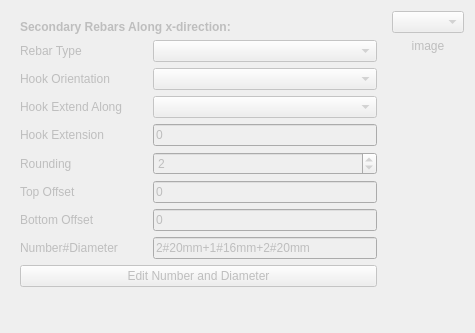
Old version of the form ColumnReinforcement/SecXDirRebars.ui in the repository amrit3701/FreeCAD-Reinforcement.
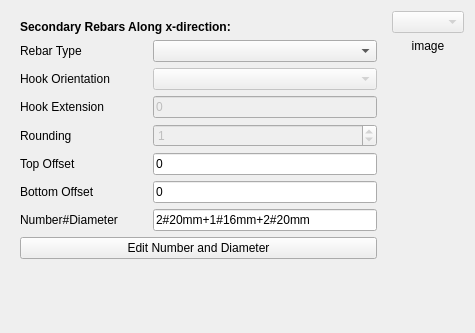
New version of the form. Custom widgets are drawn as their Qt base class.

Commit message:
Create secondary rebars
Changes:
- Create secondary rebars along xdir and ydir
- Removed property hook_extend_along from ui related to xdir and ydir
rebars

```diff
--- a/ColumnReinforcement/SecXDirRebars.ui
+++ b/ColumnReinforcement/SecXDirRebars.ui
@@ -3,7 +3,7 @@
  <class>Form</class>
  <widget class="QWidget" name="Form">
   <property name="enabled">
-   <bool>false</bool>
+   <bool>true</bool>
   </property>
   <property name="geometry">
    <rect>
@@ -19,6 +19,9 @@
   <layout class="QGridLayout" name="gridLayout" columnstretch="1,0">
    <item row="0" column="0">
     <widget class="QWidget" name="xdir_rebars_dataWidget" native="true">
+     <property name="enabled">
+      <bool>true</bool>
+     </property>
      <layout class="QFormLayout" name="formLayout">
       <item row="0" column="0" colspan="2">
        <widget class="QLabel" name="xdir_rebars_heading">
@@ -70,26 +73,57 @@
        </widget>
       </item>
       <item row="2" column="1">
-       <widget class="Gui::PrefComboBox" name="xdir_rebars_hookOrientation"/>
+       <widget class="Gui::PrefComboBox" name="xdir_rebars_hookOrientation">
+        <property name="enabled">
+         <bool>false</bool>
+        </property>
+       </widget>
       </item>
       <item row="3" column="0">
-       <widget class="QLabel" name="xdir_rebars_hookExtendAlongLabel">
+       <widget class="QLabel" name="xdir_rebars_hookExtensionLabel">
         <property name="text">
-         <string>Hook Extend Along</string>
+         <string>Hook Extension</string>
         </property>
        </widget>
       </item>
       <item row="3" column="1">
-       <widget class="Gui::PrefComboBox" name="xdir_rebars_hookExtendAlong"/>
+       <widget class="Gui::InputField" name="xdir_rebars_hookExtension">
+        <property name="enabled">
+         <bool>false</bool>
+        </property>
+        <property name="text">
+         <string>0 </string>
+        </property>
+        <property name="unit" stdset="0">
+         <string notr="true"/>
+        </property>
+       </widget>
       </item>
-      <item row="6" column="0">
+      <item row="4" column="0">
+       <widget class="QLabel" name="xdir_rebars_LRebarRoundingLabel">
+        <property name="text">
+         <string>Rounding</string>
+        </property>
+       </widget>
+      </item>
+      <item row="4" column="1">
+       <widget class="Gui::PrefSpinBox" name="xdir_rebars_rounding">
+        <property name="enabled">
+         <bool>false</bool>
+        </property>
+        <property name="value">
+         <number>1</number>
+        </property>
+       </widget>
+      </item>
+      <item row="5" column="0">
        <widget class="QLabel" name="xdir_rebars_topOffsetLabel">
         <property name="text">
          <string>Top Offset</string>
         </property>
        </widget>
       </item>
-      <item row="6" column="1">
+      <item row="5" column="1">
        <widget class="Gui::InputField" name="xdir_rebars_topOffset">
         <property name="text">
          <string>0 </string>
@@ -99,14 +133,14 @@
         </property>
        </widget>
       </item>
-      <item row="7" column="0">
+      <item row="6" column="0">
        <widget class="QLabel" name="xdir_rebars_bottomOffsetLabel">
         <property name="text">
          <string>Bottom Offset</string>
         </property>
        </widget>
       </item>
-      <item row="7" column="1">
+      <item row="6" column="1">
        <widget class="Gui::InputField" name="xdir_rebars_bottomOffset">
         <property name="text">
          <string>0 </string>
@@ -116,17 +150,17 @@
         </property>
        </widget>
       </item>
-      <item row="8" column="0">
+      <item row="7" column="0">
        <widget class="QLabel" name="xdir_rebars_numberDiameterLabel">
         <property name="text">
          <string>Number#Diameter</string>
         </property>
        </widget>
       </item>
-      <item row="8" column="1">
+      <item row="7" column="1">
        <widget class="Gui::PrefLineEdit" name="xdir_rebars_numberDiameter">
         <property name="enabled">
-         <bool>false</bool>
+         <bool>true</bool>
         </property>
         <property name="focusPolicy">
          <enum>Qt::StrongFocus</enum>
@@ -136,44 +170,13 @@
         </property>
        </widget>
       </item>
-      <item row="9" column="0" colspan="2">
+      <item row="8" column="0" colspan="2">
        <widget class="QPushButton" name="xdir_rebars_editNumberDiameter">
         <property name="text">
          <string>Edit Number and Diameter</string>
         </property>
        </widget>
       </item>
-      <item row="4" column="0">
-       <widget class="QLabel" name="xdir_rebars_hookExtensionLabel">
-        <property name="text">
-         <string>Hook Extension</string>
-        </property>
-       </widget>
-      </item>
-      <item row="4" column="1">
-       <widget class="Gui::InputField" name="xdir_rebars_hookExtension">
-        <property name="text">
-         <string>0 </string>
-        </property>
-        <property name="unit" stdset="0">
-         <string notr="true"/>
-        </property>
-       </widget>
-      </item>
-      <item row="5" column="0">
-       <widget class="QLabel" name="xdir_rebars_LRebarRoundingLabel">
-        <property name="text">
-         <string>Rounding</string>
-        </property>
-       </widget>
-      </item>
-      <item row="5" column="1">
-       <widget class="Gui::PrefSpinBox" name="xdir_rebars_rounding">
-        <property name="value">
-         <number>2</number>
-        </property>
-       </widget>
-      </item>
      </layout>
     </widget>
    </item>
```
The commit also changes 5 other files.
